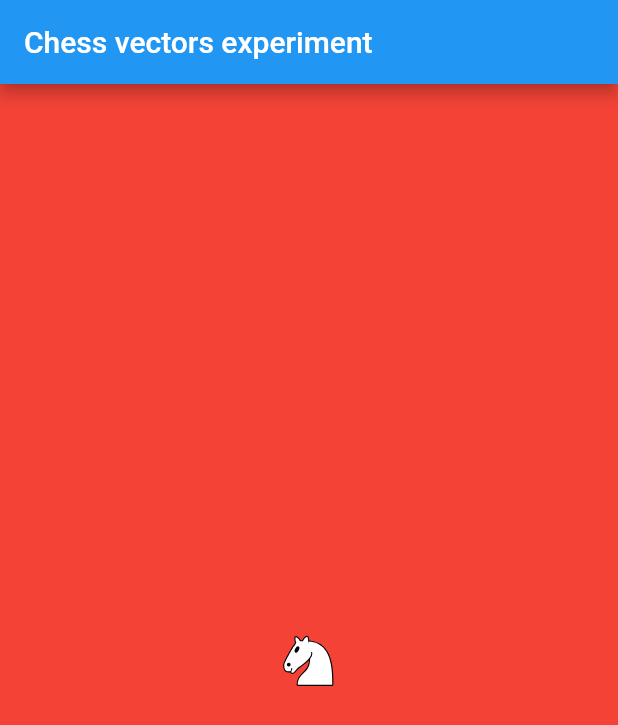
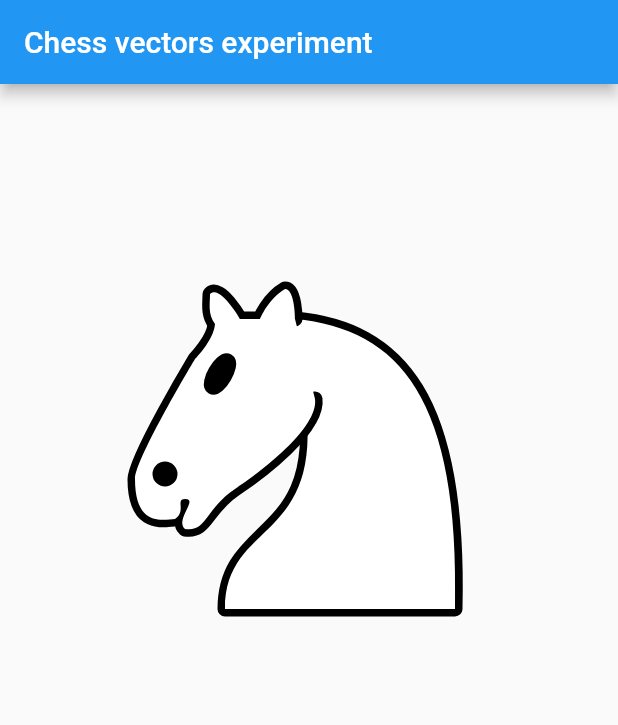
Before and after one commit to loloof64/chess_vectors_experiment, a Flutter app: the screen it shows after launch, on a phone screen of 412 x 824 dp. Shown: the top 725 px of the screen. Run offline on Flutter 3.47's test engine with Material 2 defaults, Android fonts, the phone set to English and light mode, and no system bars; our stand-ins replace tuple.

Commit message:
The white knight vector can be resized.

```diff
--- a/lib/chess_vectors.dart
+++ b/lib/chess_vectors.dart
@@ -1,9 +1,12 @@
 import 'package:chess_vectors_experiment/vector_image.dart';
 import 'package:flutter/material.dart';
 
-class WhiteKnight extends CustomPaint {
-  WhiteKnight(): super(
-    painter: VectorImagePainter(<VectorDrawableElement>[
+class WhiteKnight extends BaseVector {
+  WhiteKnight({Offset position = Offset.zero, double size = 45.0})
+      : super(
+          drawingZone: position & Size.square(size),
+          baseImageSize: 45.0,
+          painter: VectorImagePainter(vectorDefinition: <VectorDrawableElement>[
             VectorImageGroup(
                 children: <VectorDrawableElement>[
                   VectorImagePathDefinition(
@@ -45,8 +48,7 @@ class WhiteKnight extends CustomPaint {
                     strokeWidth: 1.5,
                     strokeLineCap: StrokeCap.round,
                     strokeLineJoin: StrokeJoin.round,
-              strokeLineMiterLimit: 4.0
-          ))
-    ])
+                    strokeLineMiterLimit: 4.0))
+          ]),
         );
 }
--- a/lib/main.dart
+++ b/lib/main.dart
@@ -22,32 +22,10 @@ class MyHomePage extends StatelessWidget {
   @override
   Widget build(BuildContext context) {
     return new Scaffold(
-      appBar: new AppBar(
-        title: new Text('Chess vectors experiment'),
-        backgroundColor: Colors.blue,
-      ),
-      body: new Container(
-        decoration: BoxDecoration(color: Colors.red),
-        child: new Center(
-          child: new MyChessVector(size: 45.0),
+        appBar: new AppBar(
+          title: new Text('Chess vectors experiment'),
+          backgroundColor: Colors.blue,
         ),
-      ),
-    );
+        body: WhiteKnight(position: Offset(50.0, 90.0), size: 300.0));
   }
 }
-
-@immutable
-class MyChessVector extends StatelessWidget {
-  final double size;
-
-  MyChessVector({this.size});
-
-  @override
-  Widget build(BuildContext context) {
-    return new Container(
-      width: size,
-      height: size,
-      child: WhiteKnight(),
-    );
-  }
-}
--- a/lib/vector_image.dart
+++ b/lib/vector_image.dart
@@ -5,16 +5,49 @@ import 'package:flutter/material.dart';
 import 'package:meta/meta.dart';
 import 'package:tuple/tuple.dart';
 
+VectorImagePainter painterWithDrawingZoneAndBaseImageSizeSet(
+    VectorImagePainter originPainter, Rect zoneToSet, double baseImageSize) {
+  return VectorImagePainter(
+    vectorDefinition: originPainter.vectorDefinition,
+    zoneWhereToDraw: zoneToSet,
+    baseImageSize: baseImageSize,
+  );
+}
+
+abstract class BaseVector extends CustomPaint {
+  BaseVector({
+    @required VectorImagePainter painter,
+    @required double baseImageSize,
+    Rect drawingZone,
+  }) : super(
+            painter: painterWithDrawingZoneAndBaseImageSizeSet(
+                painter, drawingZone, baseImageSize));
+}
+
 class VectorImagePainter extends CustomPainter {
   List<VectorDrawableElement> vectorDefinition;
+  double baseImageSize;
+  Rect zoneWhereToDraw;
 
-  VectorImagePainter(this.vectorDefinition);
+  VectorImagePainter({
+    @required this.vectorDefinition,
+    @required this.baseImageSize,
+    this.zoneWhereToDraw,
+  });
 
   @override
   void paint(Canvas canvas, Size size) {
+    canvas.save();
+
+    canvas.translate(zoneWhereToDraw.left, zoneWhereToDraw.top);
+    canvas.scale(zoneWhereToDraw.width / baseImageSize,
+        zoneWhereToDraw.height / baseImageSize);
+
     vectorDefinition.forEach((VectorDrawableElement vectorElement) {
       vectorElement.paintIntoCanvas(canvas, vectorElement.drawingParameters);
     });
+
+    canvas.restore();
   }
 
   @override
@@ -327,12 +360,6 @@ class ArcElement extends PathElement {
   }
 }
 
-List<List<PathElement>> parsePathList(List<String> pathList) {
-  return pathList.map((var currentPathStr) {
-    return parsePath(currentPathStr);
-  }).toList();
-}
-
 List<PathElement> parsePath(String pathStr) {
   Tuple2<PathElement, String> interpretCommand(
       RegExp commandRegex, String input) {
```
Also changed, not shown: pubspec.lock. Lines whose indentation alone changed are shown as unchanged.
